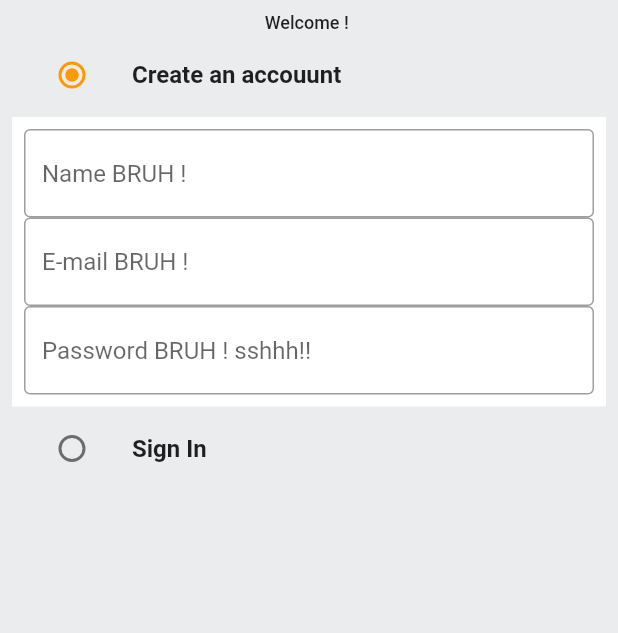
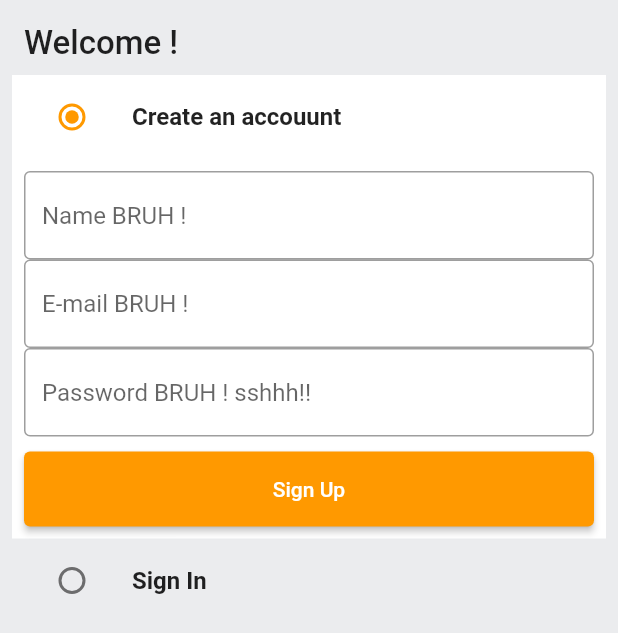
Before and after one commit to SiddheshKukade/Amazon-Clone-Flutter, a Flutter app: the screen it shows after launch, on a phone screen of 412 x 824 dp. Shown: the top 633 px of the screen. Run offline on Flutter 3.47's test engine with Material 2 defaults, Android fonts, the phone set to English and light mode, and no system bars.

Commit message:
Add/signin-signup-ui

```diff
--- /dev/null
+++ b/lib/common/widgets/custom_button.dart
@@ -0,0 +1,23 @@
+import 'package:flutter/material.dart';
+import 'package:flutter/src/foundation/key.dart';
+import 'package:flutter/src/widgets/framework.dart';
+
+class CustomButton extends StatelessWidget {
+  final String text;
+  final VoidCallback onTap;
+
+  const CustomButton({Key? key, required this.text, required this.onTap})
+      : super(key: key);
+  @override
+  Widget build(BuildContext context) {
+    return ElevatedButton(
+      onPressed: onTap,
+      child: Text(
+        text,
+      ),
+      style: ElevatedButton.styleFrom(
+        minimumSize: const Size(double.infinity, 50),
+      ),
+    );
+  }
+}
--- a/lib/constants/global_varaibles.dart
+++ b/lib/constants/global_varaibles.dart
@@ -12,7 +12,7 @@ class GlobalVariables {
 
   static const secondaryColor = Color.fromRGBO(255, 153, 0, 1);
   static const backgroundColor = Colors.white;
-  static const Color greyBackgroundCOlor = Color(0xffebecee);
+  static const Color greyBackgroundColor = Color(0xffebecee);
   static var selectedNavBarColor = Colors.cyan[800]!;
   static const unselectedNavBarColor = Colors.black87;
 }
--- a/lib/features/auth/screens/auth_screen.dart
+++ b/lib/features/auth/screens/auth_screen.dart
@@ -1,3 +1,4 @@
+import 'package:amazon_clone_flutter/common/widgets/custom_button.dart';
 import 'package:amazon_clone_flutter/common/widgets/custom_textfield.dart';
 import 'package:amazon_clone_flutter/constants/global_varaibles.dart';
 import 'package:flutter/material.dart';
@@ -38,20 +39,27 @@ class _AuthScreenState extends State<AuthScreen> {
   @override
   Widget build(BuildContext context) {
     return Scaffold(
-        backgroundColor: GlobalVariables.greyBackgroundCOlor,
+        backgroundColor: GlobalVariables.greyBackgroundColor,
         body: SafeArea(
           child: Padding(
             padding: const EdgeInsets.all(8.0),
             child: Column(
+              crossAxisAlignment: CrossAxisAlignment.start,
               children: [
-                const Text(
-                  "Welcome ! ",
-                  style: TextStyle(
-                    fontSize: 12,
-                    fontWeight: FontWeight.w500,
+                const Padding(
+                  padding: EdgeInsets.all(8.0),
+                  child: Text(
+                    "Welcome ! ",
+                    style: TextStyle(
+                      fontSize: 22,
+                      fontWeight: FontWeight.w500,
+                    ),
                   ),
                 ),
                 ListTile(
+                  tileColor: _auth == Auth.signup
+                      ? GlobalVariables.backgroundColor
+                      : GlobalVariables.greyBackgroundColor,
                   title: const Text(
                     "Create an accouunt",
                     style: TextStyle(
@@ -88,12 +96,19 @@ class _AuthScreenState extends State<AuthScreen> {
                           CustomTextField(
                             hintText: "Password BRUH ! sshhh!! ",
                             controller: _passwordController,
-                          )
+                          ),
+                          const SizedBox(
+                            height: 10,
+                          ),
+                          CustomButton(text: "Sign Up", onTap: () {})
                         ],
                       ),
                     ),
                   ),
                 ListTile(
+                  tileColor: _auth == Auth.signin
+                      ? GlobalVariables.backgroundColor
+                      : GlobalVariables.greyBackgroundColor,
                   title: const Text(
                     "Sign In ",
                     style: TextStyle(
@@ -111,6 +126,30 @@ class _AuthScreenState extends State<AuthScreen> {
                     },
                   ),
                 ),
+                if (_auth == Auth.signin)
+                  Container(
+                    padding: const EdgeInsets.all(8),
+                    color: GlobalVariables.backgroundColor,
+                    child: Form(
+                      key: _signInFormKey,
+                      child: Column(
+                        children: [
+                          CustomTextField(
+                            hintText: "E-mail BRUH ! ",
+                            controller: _emailController,
+                          ),
+                          CustomTextField(
+                            hintText: "Password BRUH ! sshhh!! ",
+                            controller: _passwordController,
+                          ),
+                          const SizedBox(
+                            height: 10,
+                          ),
+                          CustomButton(text: "Sign Up", onTap: () {})
+                        ],
+                      ),
+                    ),
+                  ),
               ],
             ),
           ),
```
